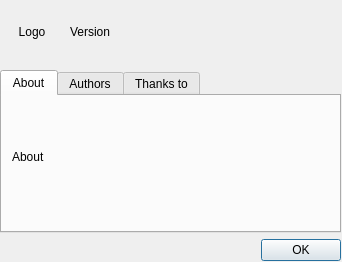
This is ui/about.ui in gitter-badger/simplechatclient as Qt 5 draws it before an edit. The edited form follows.
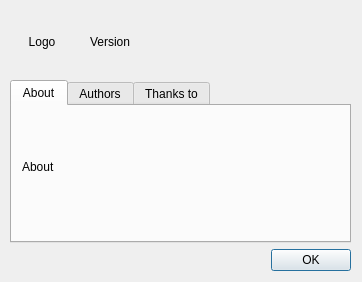
This is the edited form. Icons and pictures are not drawn.

```diff
--- a/ui/about.ui
+++ b/ui/about.ui
@@ -6,8 +6,8 @@
    <rect>
     <x>0</x>
     <y>0</y>
-    <width>342</width>
-    <height>262</height>
+    <width>362</width>
+    <height>282</height>
    </rect>
   </property>
   <property name="sizePolicy">
@@ -18,14 +18,14 @@
   </property>
   <property name="minimumSize">
    <size>
-    <width>342</width>
-    <height>262</height>
+    <width>362</width>
+    <height>282</height>
    </size>
   </property>
   <property name="maximumSize">
    <size>
-    <width>342</width>
-    <height>262</height>
+    <width>362</width>
+    <height>282</height>
    </size>
   </property>
   <property name="windowTitle">
@@ -38,8 +38,8 @@
   <widget class="QWidget" name="verticalLayoutWidget">
    <property name="geometry">
     <rect>
-     <x>0</x>
-     <y>0</y>
+     <x>10</x>
+     <y>10</y>
      <width>341</width>
      <height>261</height>
     </rect>
@@ -69,6 +69,22 @@
         </property>
        </widget>
       </item>
+      <item>
+       <spacer name="horizontalSpacer">
+        <property name="orientation">
+         <enum>Qt::Horizontal</enum>
+        </property>
+        <property name="sizeType">
+         <enum>QSizePolicy::Fixed</enum>
+        </property>
+        <property name="sizeHint" stdset="0">
+         <size>
+          <width>10</width>
+          <height>20</height>
+         </size>
+        </property>
+       </spacer>
+      </item>
       <item>
        <widget class="QLabel" name="label_version">
         <property name="text">
```
